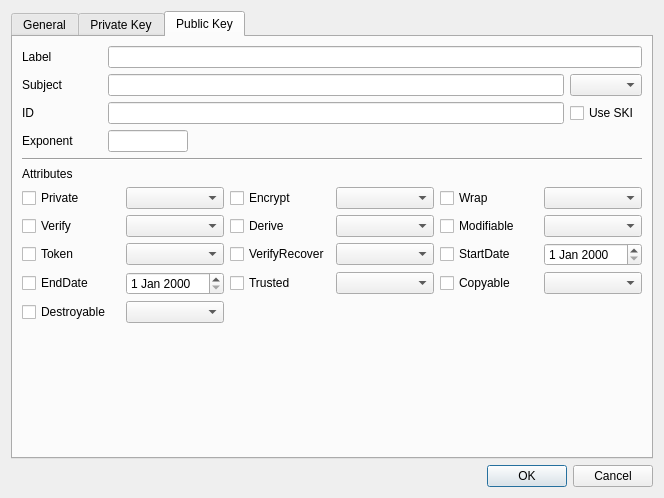
Qt form CryptokiMan/gen_key_pair_dlg.ui (jykim74/CryptokiMan) before a commit.
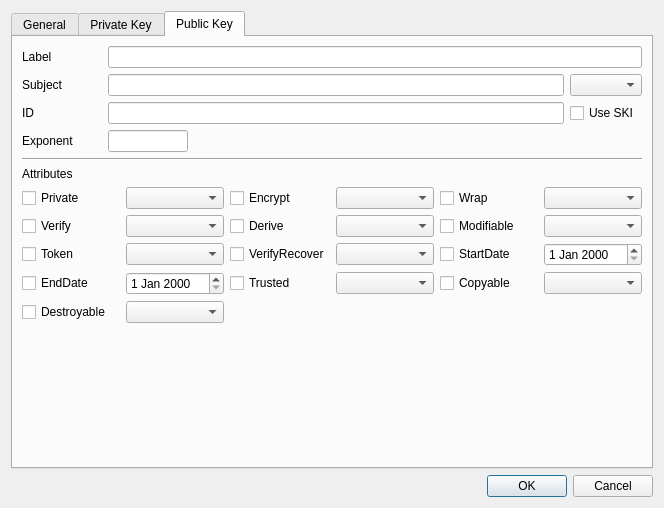
The same form after that commit. The open tabs and pages were chosen to show the change.

```diff
--- a/CryptokiMan/gen_key_pair_dlg.ui
+++ b/CryptokiMan/gen_key_pair_dlg.ui
@@ -7,7 +7,7 @@
     <x>0</x>
     <y>0</y>
     <width>664</width>
-    <height>498</height>
+    <height>508</height>
    </rect>
   </property>
   <property name="windowTitle">
```
Left out of the diff: 5 changed lines with no effect on the pictures.
